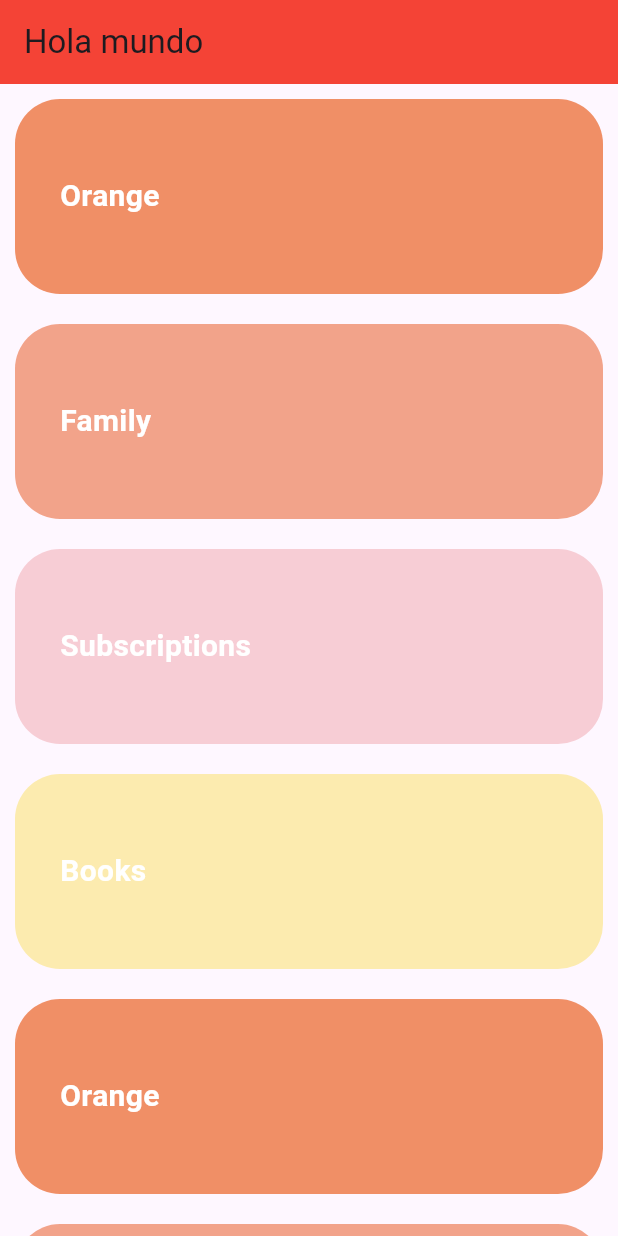
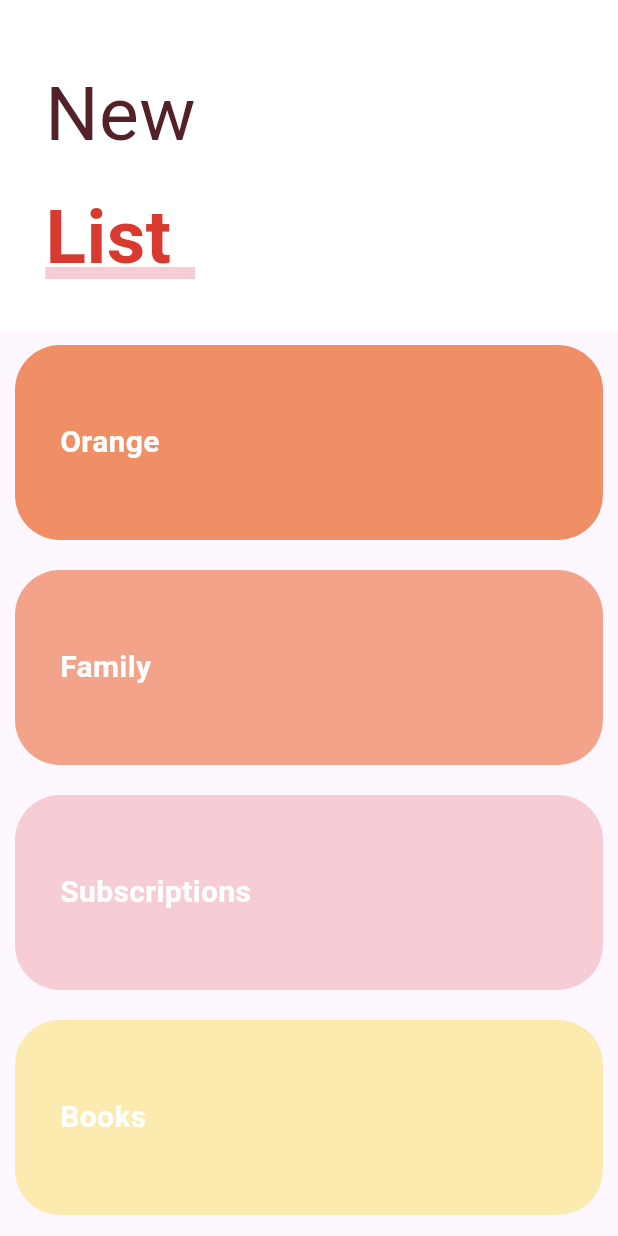
Before and after one commit to Flutter-Course-Sergio/designsApp, a Flutter app: the screen it shows after launch, on a phone screen of 412 x 824 dp. Run offline on Flutter 3.47's test engine with Material 3 defaults, Android fonts, the light colour scheme and no system bars; our stand-ins replace animate_do, flutter_svg, font_awesome_flutter.

Commit message:
sliver custom header delagate

```diff
--- a/lib/src/pages/sliverlist_page.dart
+++ b/lib/src/pages/sliverlist_page.dart
@@ -29,20 +29,58 @@ class _MainScroll extends StatelessWidget {
     const _TodoItem(text: 'Books', color: Color(0xffFCEBAF)),
   ];
 
-  _MainScroll({super.key});
+  _MainScroll();
 
   @override
   Widget build(BuildContext context) {
     return CustomScrollView(
       slivers: [
-        SliverAppBar(
-          floating: true,
-          backgroundColor: Colors.red,
-          title: Text('Hola mundo'),
-        ),
-        SliverList(delegate: SliverChildListDelegate(items))
+        SliverPersistentHeader(
+            floating: true,
+            delegate: _SliverCustomHeaderDelegate(
+                minHeight: 200,
+                maxHeight: 220,
+                child: Container(
+                    alignment: Alignment.centerLeft,
+                    color: Colors.white,
+                    child: const _Title()))),
+        SliverList(
+            delegate: SliverChildListDelegate([
+          ...items,
+          const SizedBox(
+            height: 100,
+          )
+        ]))
       ],
     );
+  }
+}
+
+class _SliverCustomHeaderDelegate extends SliverPersistentHeaderDelegate {
+  final double minHeight;
+  final double maxHeight;
+  final Widget child;
+
+  _SliverCustomHeaderDelegate(
+      {required this.minHeight, required this.maxHeight, required this.child});
+
+  @override
+  Widget build(
+      BuildContext context, double shrinkOffset, bool overlapsContent) {
+    return SizedBox.expand(child: child);
+  }
+
+  @override
+  double get maxExtent => maxHeight;
+
+  @override
+  double get minExtent => minHeight;
+
+  @override
+  bool shouldRebuild(_SliverCustomHeaderDelegate oldDelegate) {
+    return maxHeight != oldDelegate.maxHeight ||
+        minHeight != oldDelegate.minHeight ||
+        child != oldDelegate.child;
   }
 }
 
@@ -86,27 +124,6 @@ class _Title extends StatelessWidget {
   }
 }
 
-class _TodoList extends StatelessWidget {
-  const _TodoList();
-
-  @override
-  Widget build(BuildContext context) {
-    final items = [
-      const _TodoItem(text: 'Orange', color: Color(0xffF08F66)),
-      const _TodoItem(text: 'Family', color: Color(0xffF2A38A)),
-      const _TodoItem(text: 'Subscriptions', color: Color(0xffF7CDD5)),
-      const _TodoItem(text: 'Books', color: Color(0xffFCEBAF)),
-      const _TodoItem(text: 'Orange', color: Color(0xffF08F66)),
-      const _TodoItem(text: 'Family', color: Color(0xffF2A38A)),
-      const _TodoItem(text: 'Subscriptions', color: Color(0xffF7CDD5)),
-      const _TodoItem(text: 'Books', color: Color(0xffFCEBAF)),
-    ];
-
-    return ListView.builder(
-        itemCount: items.length, itemBuilder: (context, index) => items[index]);
-  }
-}
-
 class _TodoItem extends StatelessWidget {
   final String text;
   final Color color;
```
